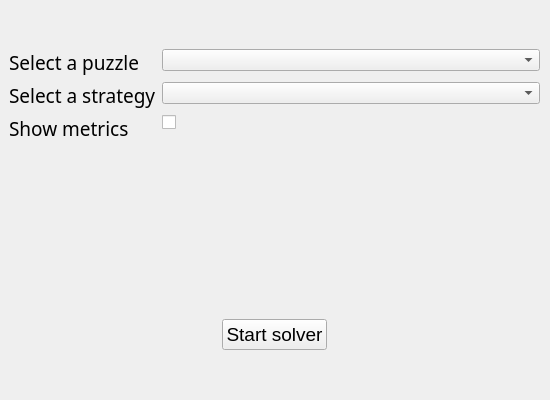
adejong93/epitech-ai-solver-2021, file src/gui/template/start_window.ui: the form before one commit.
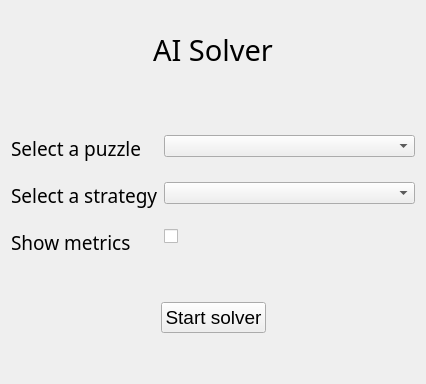
The form after the commit. Icons and pictures are not drawn.

Commit message: add logo to launcher window + add main window

What changed in the file:
```diff
--- a/src/gui/template/start_window.ui
+++ b/src/gui/template/start_window.ui
@@ -6,23 +6,36 @@
    <rect>
     <x>0</x>
     <y>0</y>
-    <width>550</width>
-    <height>400</height>
+    <width>426</width>
+    <height>384</height>
    </rect>
   </property>
   <property name="windowTitle">
    <string>Form</string>
   </property>
-  <widget class="QWidget" name="">
-   <property name="geometry">
-    <rect>
-     <x>9</x>
-     <y>9</y>
-     <width>531</width>
-     <height>381</height>
-    </rect>
-   </property>
+  <property name="windowIcon">
+   <iconset resource="../ressource/logo.qrc">
+    <normaloff>:/logo/logo.png</normaloff>:/logo/logo.png</iconset>
+  </property>
+  <layout class="QVBoxLayout" name="verticalLayout">
+   <item>
    <layout class="QVBoxLayout" name="main_layout">
+     <item>
+      <widget class="QLabel" name="label">
+       <property name="font">
+        <font>
+         <family>Trebuchet MS</family>
+         <pointsize>22</pointsize>
+        </font>
+       </property>
+       <property name="text">
+        <string>&lt;html&gt;&lt;head/&gt;&lt;body&gt;&lt;p&gt;&lt;img src=&quot;:/logo/logo.png&quot;/&gt; AI Solver&lt;/p&gt;&lt;/body&gt;&lt;/html&gt;</string>
+       </property>
+       <property name="alignment">
+        <set>Qt::AlignCenter</set>
+       </property>
+      </widget>
+     </item>
     <item>
      <spacer name="top_form_spacer">
       <property name="orientation">
@@ -44,6 +57,9 @@
       <property name="rowWrapPolicy">
        <enum>QFormLayout::DontWrapRows</enum>
       </property>
+       <property name="verticalSpacing">
+        <number>20</number>
+       </property>
       <property name="topMargin">
        <number>0</number>
       </property>
@@ -176,8 +192,11 @@
      </spacer>
     </item>
    </layout>
-  </widget>
- </widget>
- <resources/>
+   </item>
+  </layout>
+ </widget>
+ <resources>
+  <include location="../ressource/logo.qrc"/>
+ </resources>
  <connections/>
 </ui>
```
Left out of the diff: 5 changed lines with no effect on the pictures. Lines whose indentation alone changed are shown as unchanged. The commit also changes 13 other files.
